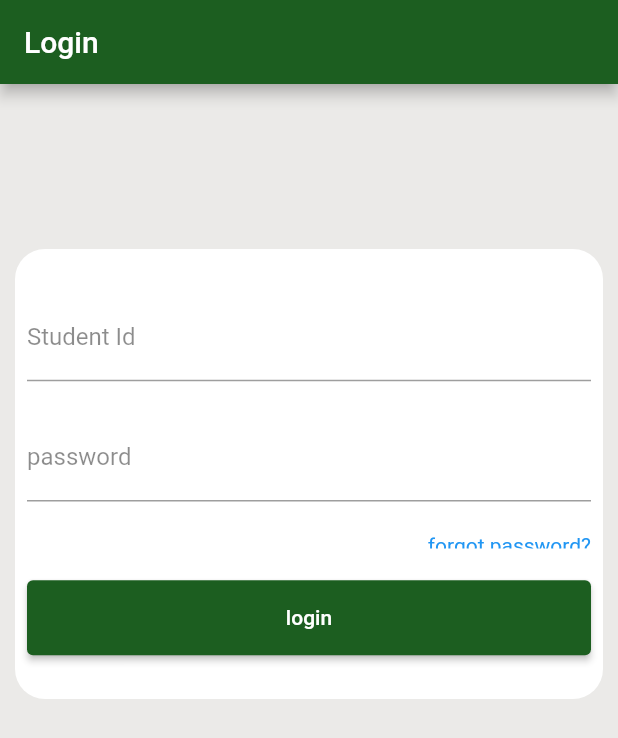
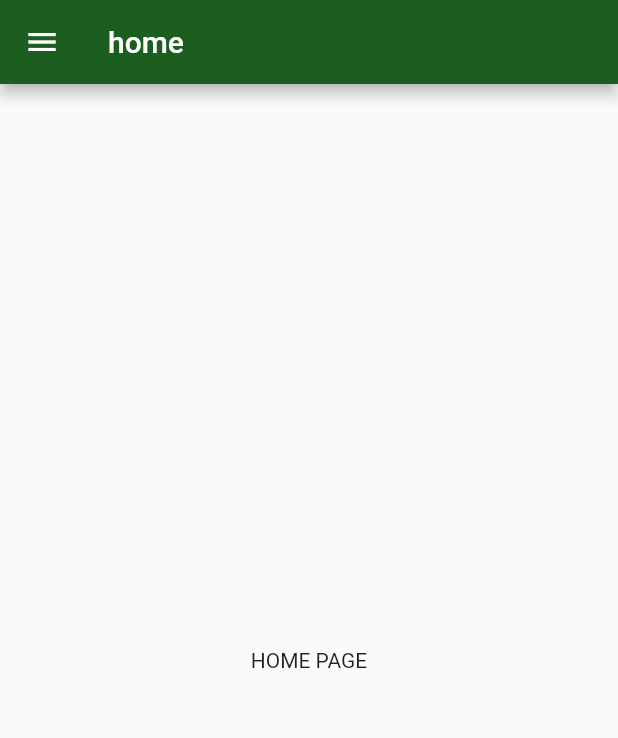
Before and after one commit to chindamsaiprasad/jeeni, a Flutter app: the screen it shows after launch, on a phone screen of 412 x 824 dp. Shown: the top 738 px of the screen. Run offline on Flutter 3.47's test engine with Material 2 defaults, Android fonts, the phone set to English and light mode, and no system bars; our stand-ins replace hooks_riverpod.

Commit message:
Added Side Menu

```diff
--- a/lib/main.dart
+++ b/lib/main.dart
@@ -1,6 +1,6 @@
 import 'package:flutter/material.dart';
 import 'package:hooks_riverpod/hooks_riverpod.dart';
-import 'package:jeeni/pages/auth/login_page.dart';
+import 'package:jeeni/pages/dashboard.dart';
 
 void main() {
   runApp(
@@ -15,10 +15,10 @@ class MyApp extends StatelessWidget {
 
   @override
   Widget build(BuildContext context) {
-    return const MaterialApp(
+    return MaterialApp(
       debugShowCheckedModeBanner: false,
       title: 'jeeni',
-      home: LoginPage(),
+      home: Dashboard(),
     );
   }
 }
--- a/lib/pages/auth/login_page.dart
+++ b/lib/pages/auth/login_page.dart
@@ -12,7 +12,8 @@ class LoginPage extends StatelessWidget {
 
   @override
   Widget build(BuildContext context) {
-    return Scaffold(
+    return SingleChildScrollView(
+      child: Scaffold(
         backgroundColor: const Color(0xffebeae8),
         appBar: AppBar(
           backgroundColor: const Color(0xff1c5e20),
@@ -78,7 +79,7 @@ class LoginPage extends StatelessWidget {
                       child: ElevatedButton(
                         style: const ButtonStyle(
                           backgroundColor:
-                            MaterialStatePropertyAll(const Color(0xff1c5e20)),
+                              MaterialStatePropertyAll(Color(0xff1c5e20)),
                         ),
                         onPressed: () {},
                         child: const Text("login"),
@@ -91,6 +92,7 @@ class LoginPage extends StatelessWidget {
             const Spacer()
           ],
         ),
+      ),
     );
   }
 }
--- a/lib/pages/dashboard.dart
+++ b/lib/pages/dashboard.dart
@@ -1,13 +1,46 @@
 import 'package:flutter/material.dart';
+import 'package:hooks_riverpod/hooks_riverpod.dart';
+import 'package:jeeni/pages/home_page.dart';
+import 'package:jeeni/pages/navbar.dart';
+import 'package:jeeni/pages/settings_page.dart';
+import 'package:jeeni/providers/menu_provider.dart';
 
-class Dashboard extends StatelessWidget {
-  const Dashboard({super.key});
+class Dashboard extends ConsumerWidget {
+  final GlobalKey<ScaffoldState> _key = GlobalKey();
+
+  Dashboard({super.key});
 
   @override
-  Widget build(BuildContext context) {
-    return const Scaffold(
-      body: Center(
-        child: Text("Dashboard"),
+  Widget build(BuildContext context, WidgetRef ref) {
+    return Scaffold(
+      key: _key,
+      drawer: NavBar(
+        callback: () {},
+      ),
+      appBar: AppBar(
+        backgroundColor: const Color(0xff1c5e20),
+        title: Text(ref.watch(menuProvider).selectedMenu.name.toString()),
+      ),
+      body: Consumer(
+        builder: (context, ref, child) {
+          final selectedMenu = ref.watch(menuProvider).selectedMenu;
+          print("1111111111111 ${_key.currentState?.isDrawerOpen}");
+          if (_key.currentState?.isDrawerOpen ?? false) {
+            print("22222222222222222 ${_key.currentState?.isDrawerOpen}");
+            Future.delayed(
+              const Duration(seconds: 0),
+              () {
+                _key.currentState!.closeDrawer();
+              },
+            );
+          }
+          switch (selectedMenu) {
+            case MenuType.home:
+              return const HomePage();
+            case MenuType.settings:
+              return const SettingsPage();
+          }
+        },
       ),
     );
   }
--- /dev/null
+++ b/lib/pages/home_page.dart
@@ -0,0 +1,12 @@
+import 'package:flutter/material.dart';
+
+class HomePage extends StatelessWidget {
+  const HomePage({super.key});
+
+  @override
+  Widget build(BuildContext context) {
+    return const Center(
+      child: Text("HOME PAGE"),
+    );
+  }
+}
--- /dev/null
+++ b/lib/providers/menu_provider.dart
@@ -0,0 +1,18 @@
+import 'package:flutter/material.dart';
+import 'package:hooks_riverpod/hooks_riverpod.dart';
+
+enum MenuType { home, settings }
+
+final menuProvider = ChangeNotifierProvider((ref) => MenuProvider(ref: ref));
+
+class MenuProvider with ChangeNotifier {
+  final Ref ref;
+  late MenuType selectedMenu = MenuType.home;
+
+  MenuProvider({required this.ref});
+
+  void setSelectedMenu(MenuType menuType) {
+    selectedMenu = menuType;
+    notifyListeners();
+  }
+}
```
Also changed, not shown: lib/pages/navbar.dart (added, +89 -0 lines), lib/pages/settings_page.dart (added, +12 -0 lines). Lines whose indentation alone changed are shown as unchanged.
